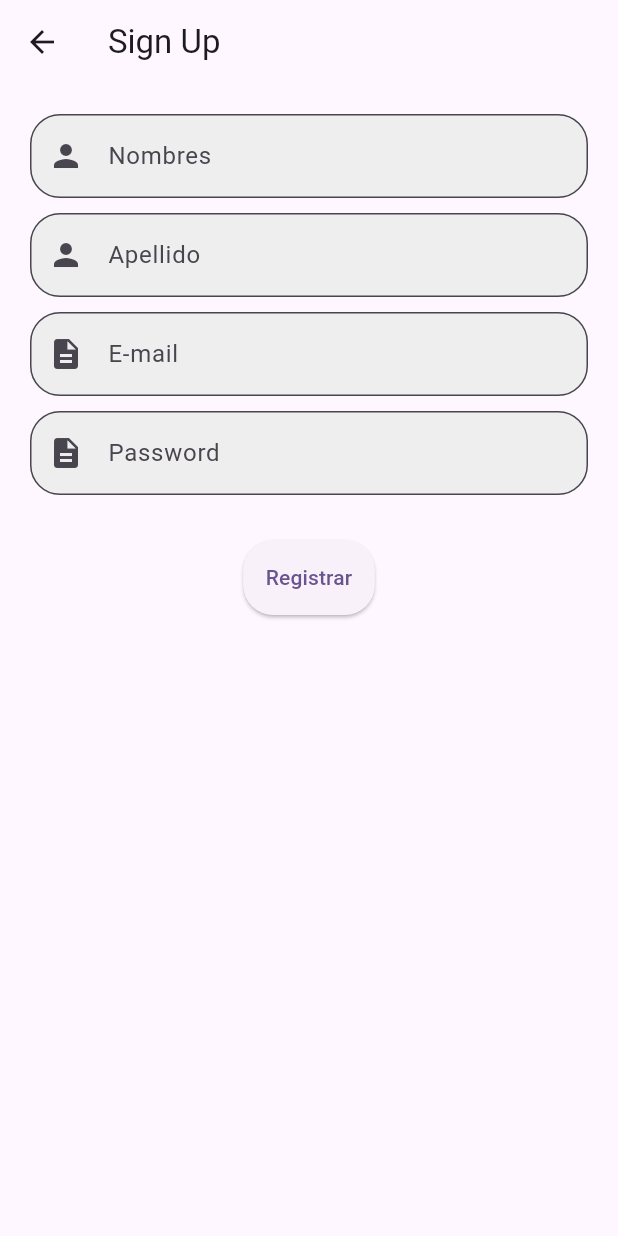
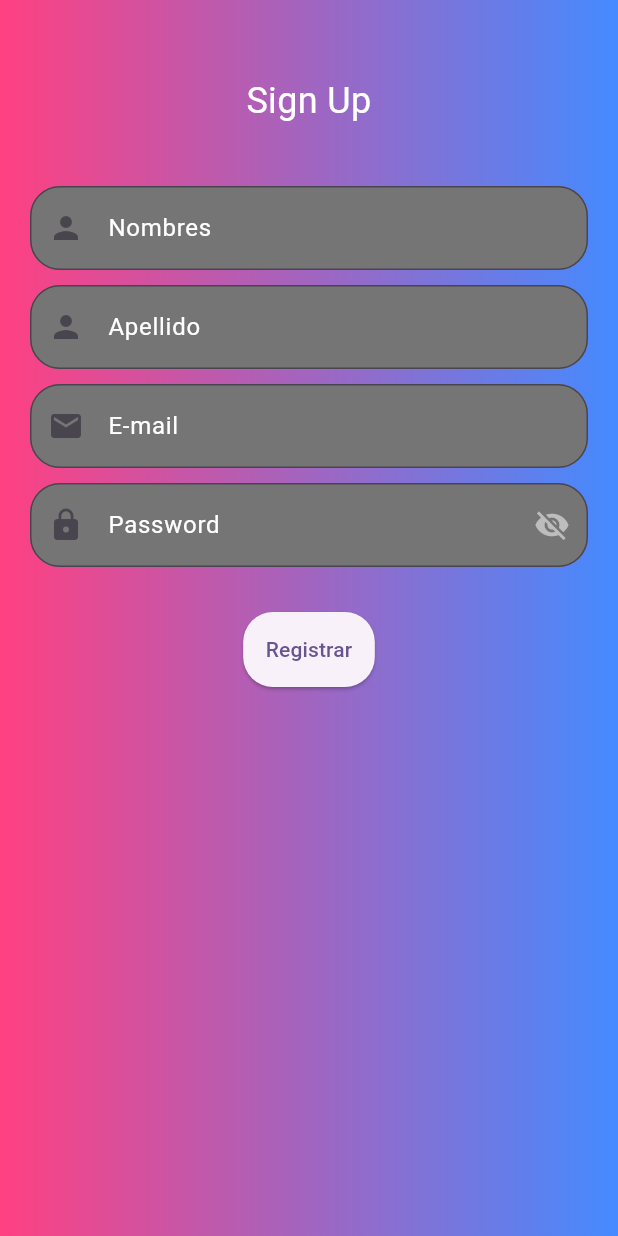
Before and after one commit to joelrod7/movil, a Flutter app: the screen it shows after launch, after a tap on "Sign Up", on a phone screen of 412 x 824 dp. Run offline on Flutter 3.47's test engine with Material 2 defaults, Android fonts, the phone set to English and light mode, and no system bars; network calls fail.

Commit message:
diseño login y registro

```diff
--- a/lib/components/LoginScreen.dart
+++ b/lib/components/LoginScreen.dart
@@ -33,40 +33,16 @@ void _mostrarMensaje(BuildContext context, String msj) {
         });
   }
 
-  Future<void> _login() async {
-  final Uri url = Uri.parse("${Ruta.DIR}/login.php");
-  final String apiKey = "e1f602bf73cc96f53c10bb7f7953a438fb7b3c0a";
-
-  String correo = cntCorreo.text;
-  String password = cntPass.text;
-
-
-    final respuesta = await http.post(
-      url,
-      headers: {
-        'authorization': apiKey,
-      },
-      body: {
-        "correo": correo,
-        "password": password,
-      },
-    );
-    final r = json.decode(respuesta.body);
-
-
-    if (respuesta.statusCode == 200) {
-     Navigator.of(context).pushNamedAndRemoveUntil("/login", (route) => false);
 
 
 
-  } else{
-    _mostrarMensaje(context, r["mensaje"]);
+  bool _isPasswordVisible = false;
+
+  void _togglePasswordVisibility() {
+    setState(() {
+      _isPasswordVisible = !_isPasswordVisible;
+    });
   }
-
-
-
-}
-
 
 
   void _goToSignUp() {
@@ -77,33 +53,103 @@ void _mostrarMensaje(BuildContext context, String msj) {
   @override
   Widget build(BuildContext context) {
     return Scaffold(
-      appBar: AppBar(
-        title: Text('Welcome!'),
+      body: Stack(
+        children: [
+          Container(
+            decoration: BoxDecoration(
+              gradient: LinearGradient(
+                begin: Alignment.centerLeft,
+                end: Alignment.centerRight,
+                colors: [Colors.pinkAccent, Colors.blueAccent],
               ),
-      body: Padding(
-        padding: const EdgeInsets.all(16.0),
+            ),
+          ),
+          Column(
+            children: [
+              SizedBox(height: 50.0),
+              Text(
+                'SHOPe',
+                style: TextStyle(fontSize: 24.0, color: Colors.white),
+              ),
+              Expanded(
+                child: Center(
+                  child: FractionallySizedBox(
+                    widthFactor: 0.5, // Ancho del rectángulo (50% del ancho de la pantalla)
+                    child: Container(
+                      padding: const EdgeInsets.all(20.0),
+                      decoration: BoxDecoration(
+                        borderRadius: BorderRadius.circular(20.0),
+                        gradient: LinearGradient(
+                          begin: Alignment.topLeft,
+                          end: Alignment.bottomRight,
+                          colors: [Colors.black, Colors.grey],
+                        ),
+                      ),
                       child: Column(
-          mainAxisAlignment: MainAxisAlignment.center,
+                        mainAxisSize: MainAxisSize.min,
                         children: [
+                          Container(
+                            width: 80.0,
+                            height: 80.0,
+                            decoration: BoxDecoration(
+                              shape: BoxShape.circle,
+                              color: Colors.white,
+                              gradient: RadialGradient(
+                                colors: [Colors.white, Colors.grey],
+                                radius: 0.8,
+                              ),
+                            ),
+                          ),
+                          SizedBox(height: 30.0),
                           TextField(
                             controller: cntCorreo,
-              decoration: InputDecoration(labelText: 'E-mail'),
+                            style: TextStyle(color: Colors.white),
+                            decoration: InputDecoration(
+                              labelText: 'E-mail',
+                              labelStyle: TextStyle(color: Colors.white),
+                              border: OutlineInputBorder(),
+                              contentPadding: EdgeInsets.all(12.0),
                             ),
+                          ),
+                          SizedBox(height: 16.0),
                           TextField(
                             controller: cntPass,
-              decoration: InputDecoration(labelText: 'Password'),
-              obscureText: true,
+                            style: TextStyle(color: Colors.white),
+                            decoration: InputDecoration(
+                              labelText: 'Password',
+                              labelStyle: TextStyle(color: Colors.white),
+                              border: OutlineInputBorder(),
+                              contentPadding: EdgeInsets.all(12.0),
+                              suffixIcon: IconButton(
+                                onPressed: () {
+                                  setState(() {
+                                    _isPasswordVisible = !_isPasswordVisible;
+                                  });
+                                },
+                                icon: Icon(
+                                  _isPasswordVisible
+                                      ? Icons.visibility
+                                      : Icons.visibility_off,
+                                  color: Colors.white,
                                 ),
-            SizedBox(height: 16.0),
+                              ),
+                            ),
+                            obscureText: !_isPasswordVisible,
+                          ),
+                          SizedBox(height: 24.0),
                           Row(
-              mainAxisAlignment: MainAxisAlignment.spaceBetween,
+                            mainAxisAlignment: MainAxisAlignment.spaceEvenly,
                             children: [
                               ElevatedButton(
-                  onPressed: _login,
+                                onPressed: () {
+                                  _login();
+                                },
                                 child: Text('Log In'),
                               ),
                               ElevatedButton(
-                  onPressed: _goToSignUp,
+                                onPressed: () {
+                                  _goToSignUp();
+                                  },
                                 child: Text('Sign Up'),
                               ),
                             ],
@@ -111,8 +157,44 @@ void _mostrarMensaje(BuildContext context, String msj) {
                         ],
                       ),
                     ),
+                  ),
+                ),
+              ),
+            ],
+          ),
+        ],
+      ),
     );
+
+  }
+
+Future _login() async {
+     final Uri url = Uri.parse("${Ruta.DIR}/login.php");
+    final String apiKey = "e1f602bf73cc96f53c10bb7f7953a438fb7b3c0a";
+
+  print(cntCorreo.text);
+  print(cntPass.text);
+  final response = await http.post(
+    url,
+    headers: {
+      'authorization': apiKey,
+    },
+    body: {
+      "email": cntCorreo.text,
+      "u_password":cntPass.text
+    },
+  );
+
+
+    final r = json.decode(response.body);
+if (r["mensaje"] is int) {
+  int mensaje = r["mensaje"];
+  _mostrarMensaje(context, mensaje.toString());
+} else {
+  _mostrarMensaje(context, r["mensaje"]);
 }
 
 
   }
+
+}
--- a/lib/components/SignupScreen.dart
+++ b/lib/components/SignupScreen.dart
@@ -36,26 +36,45 @@ class _SignUpScreenState extends State<SignUpScreen> {
         });
   }
 
+   bool _isPasswordVisible = false;
+
+  void _togglePasswordVisibility() {
+    setState(() {
+      _isPasswordVisible = !_isPasswordVisible;
+    });
+  }
+
   @override
   Widget build(BuildContext context) {
     return Scaffold(
-      appBar: AppBar(
-        title: Text('Sign Up'),
+  body: Stack(
+    children: [
+      Container(
+        decoration: BoxDecoration(
+          gradient: LinearGradient(
+            begin: Alignment.centerLeft,
+            end: Alignment.centerRight,
+            colors: [Colors.pinkAccent, Colors.blueAccent],
           ),
-      body: Container(
-        child: SingleChildScrollView(
+        ),
+      ),
+      SingleChildScrollView(
         child: Column(
           crossAxisAlignment: CrossAxisAlignment.stretch,
           children: <Widget>[
-              // Container(
-              // ),
-
+            SizedBox(height: 50.0),
+            Text(
+              'Sign Up',
+              style: TextStyle(fontSize: 24.0, color: Colors.white),
+              textAlign: TextAlign.center,
+            ),
+            SizedBox(height: 20),
             Padding(
               padding: const EdgeInsets.all(20),
               child: Column(
                 children: [
                   Container(
-                      margin: const EdgeInsets.only(bottom: 10), // Margen inferior para "Nombres"
+                    margin: const EdgeInsets.only(bottom: 10),
                     child: TextFormField(
                       controller: cntNombre,
                       decoration: InputDecoration(
@@ -65,18 +84,18 @@ class _SignUpScreenState extends State<SignUpScreen> {
                           borderRadius: BorderRadius.circular(20),
                         ),
                         filled: true,
-                          fillColor: Colors.grey[200],
+                        fillColor: Colors.grey.shade600,
                         floatingLabelBehavior: FloatingLabelBehavior.never,
+                        labelStyle: TextStyle(color: Colors.white),
                       ),
-                        style: const TextStyle(
+                      style: TextStyle(
                         color: Colors.black,
                         fontSize: 16,
                       ),
                     ),
                   ),
-
                   Container(
-                      margin: const EdgeInsets.only(bottom: 10), // Margen inferior para "Precio"
+                    margin: const EdgeInsets.only(bottom: 10),
                     child: TextFormField(
                       controller: cntApellido,
                       decoration: InputDecoration(
@@ -86,31 +105,32 @@ class _SignUpScreenState extends State<SignUpScreen> {
                           borderRadius: BorderRadius.circular(20),
                         ),
                         filled: true,
-                          fillColor: Colors.grey[200],
+                        fillColor: Colors.grey.shade600,
                         floatingLabelBehavior: FloatingLabelBehavior.never,
+                        labelStyle: TextStyle(color: Colors.white),
                       ),
-                        style: const TextStyle(
+                      style: TextStyle(
                         color: Colors.black,
                         fontSize: 16,
                       ),
                     ),
                   ),
-
                   Container(
                     margin: const EdgeInsets.only(bottom: 10),
                     child: TextFormField(
                       controller: cntCorreo,
                       decoration: InputDecoration(
                         labelText: "E-mail",
-                          prefixIcon: Icon(Icons.description),
+                        prefixIcon: Icon(Icons.mail),
                         border: OutlineInputBorder(
                           borderRadius: BorderRadius.circular(20),
                         ),
                         filled: true,
-                          fillColor: Colors.grey[200],
+                        fillColor: Colors.grey.shade600,
                         floatingLabelBehavior: FloatingLabelBehavior.never,
+                        labelStyle: TextStyle(color: Colors.white),
                       ),
-                        style: const TextStyle(
+                      style: TextStyle(
                         color: Colors.black,
                         fontSize: 16,
                       ),
@@ -122,22 +142,36 @@ class _SignUpScreenState extends State<SignUpScreen> {
                       controller: cntPass,
                       decoration: InputDecoration(
                         labelText: "Password",
-                          prefixIcon: Icon(Icons.description),
+                        prefixIcon: Icon(Icons.lock),
+                        suffixIcon: IconButton(
+                          onPressed: () {
+                            setState(() {
+                              _isPasswordVisible = !_isPasswordVisible;
+                            });
+                          },
+                          icon: Icon(
+                            _isPasswordVisible
+                                ? Icons.visibility
+                                : Icons.visibility_off,
+                            color: Colors.grey[400],
+                          ),
+                        ),
                         border: OutlineInputBorder(
                           borderRadius: BorderRadius.circular(20),
                         ),
                         filled: true,
-                          fillColor: Colors.grey[200],
+                        fillColor: Colors.grey.shade600,
                         floatingLabelBehavior: FloatingLabelBehavior.never,
+                        labelStyle: TextStyle(color: Colors.white),
                       ),
-                        style: const TextStyle(
+                      obscureText: !_isPasswordVisible,
+                      style: TextStyle(
                         color: Colors.black,
                         fontSize: 16,
                       ),
                     ),
                   ),
-
-                    const SizedBox(height: 20),
+                  SizedBox(height: 20),
                   ElevatedButton(
                     onPressed: () {
                       registrar(context);
@@ -156,8 +190,11 @@ class _SignUpScreenState extends State<SignUpScreen> {
           ],
         ),
       ),
+    ],
   ),
 );
+
+
   }
 
 Future<void> registrar(context) async {
@@ -178,8 +215,8 @@ Future<void> registrar(context) async {
     body: {
       "nombre": cntNombre.text,
       "apellido": cntApellido.text,
-      "correo": cntCorreo.text,
-      "password":cntPass.text
+      "email": cntCorreo.text,
+      "u_password":cntPass.text
     },
   );
   final r = json.decode(respuesta.body);
```
Lines whose indentation alone changed are shown as unchanged.
